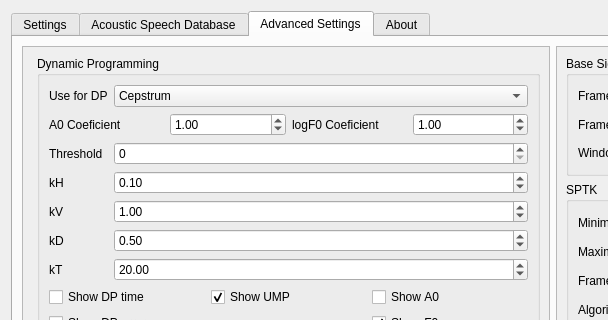
This is settingsdialog.ui in zhitko/inton-trainer as Qt 5 draws it before an edit; both pictures show x 0 to 608 and y 0 to 320 of the 1106 by 654 pixel window. The edited form follows.
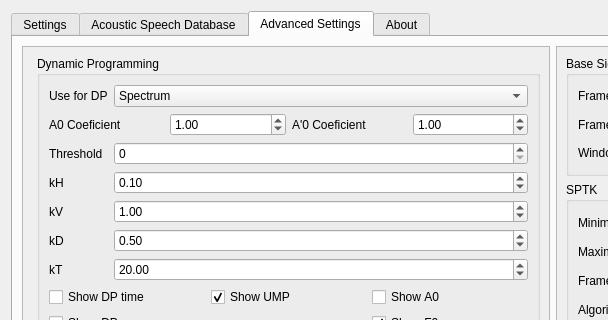
This is the edited form. The open tabs and pages were chosen to show the change. Icons and pictures are not drawn.

Diff of the .ui file:
```diff
--- a/settingsdialog.ui
+++ b/settingsdialog.ui
@@ -288,7 +288,7 @@
                 <item row="0" column="1">
                  <widget class="QComboBox" name="useForDP">
                   <property name="currentIndex">
-                   <number>1</number>
+                   <number>0</number>
                   </property>
                   <item>
                    <property name="text">
@@ -462,7 +462,7 @@
                   <item row="0" column="2">
                    <widget class="QLabel" name="label_24">
                     <property name="text">
-                     <string>logF0 Coeficient</string>
+                     <string>A'0 Coeficient</string>
                     </property>
                    </widget>
                   </item>
```
Left out of the diff: 8 changed lines with no effect on the pictures.
